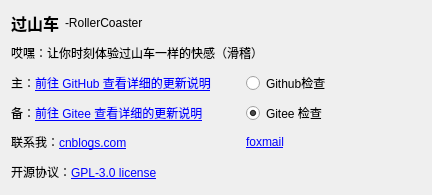
Old version of the form uis/rc_setting/what_new/what_new.ui in the repository YQBaobao/RollerCoaster.
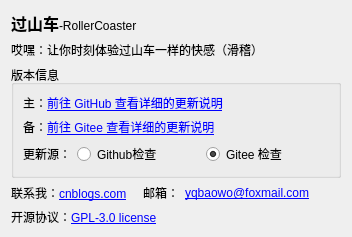
New version of the form.

Diff of the .ui file:
```diff
--- a/uis/rc_setting/what_new/what_new.ui
+++ b/uis/rc_setting/what_new/what_new.ui
@@ -6,14 +6,74 @@
    <rect>
     <x>0</x>
     <y>0</y>
-    <width>432</width>
-    <height>195</height>
+    <width>352</width>
+    <height>235</height>
    </rect>
   </property>
   <property name="windowTitle">
    <string>Form</string>
   </property>
   <layout class="QGridLayout" name="gridLayout">
+   <item row="3" column="0" rowspan="2" colspan="3">
+    <widget class="QGroupBox" name="groupBox">
+     <property name="title">
+      <string>版本信息</string>
+     </property>
+     <layout class="QGridLayout" name="gridLayout_2">
+      <item row="5" column="2">
+       <widget class="QRadioButton" name="radioButton_2">
+        <property name="text">
+         <string>Gitee 检查</string>
+        </property>
+        <property name="checked">
+         <bool>true</bool>
+        </property>
+       </widget>
+      </item>
+      <item row="1" column="0" colspan="3">
+       <widget class="QLabel" name="label">
+        <property name="text">
+         <string>主：&lt;a href=&quot;https://github.com/YQBaobao/RollerCoaster/releases&quot;&gt;前往 GitHub 查看详细的更新说明&lt;/a&gt;</string>
+        </property>
+       </widget>
+      </item>
+      <item row="5" column="0">
+       <widget class="QLabel" name="label_6">
+        <property name="sizePolicy">
+         <sizepolicy hsizetype="Fixed" vsizetype="Preferred">
+          <horstretch>0</horstretch>
+          <verstretch>0</verstretch>
+         </sizepolicy>
+        </property>
+        <property name="text">
+         <string>更新源：</string>
+        </property>
+       </widget>
+      </item>
+      <item row="5" column="1">
+       <widget class="QRadioButton" name="radioButton">
+        <property name="text">
+         <string>Github检查</string>
+        </property>
+       </widget>
+      </item>
+      <item row="3" column="0" rowspan="2" colspan="3">
+       <widget class="QLabel" name="label_2">
+        <property name="text">
+         <string>&lt;html&gt;&lt;head/&gt;&lt;body&gt;&lt;p&gt;备：&lt;a href=&quot;https://gitee.com/yqbao/roller-coaster/releases&quot;&gt;&lt;span style=&quot; text-decoration: underline; color:#0000ff;&quot;&gt;前往 Gitee  查看详细的更新说明&lt;/span&gt;&lt;/a&gt;&lt;/p&gt;&lt;/body&gt;&lt;/html&gt;</string>
+        </property>
+       </widget>
+      </item>
+     </layout>
+    </widget>
+   </item>
+   <item row="5" column="2">
+    <widget class="QLabel" name="label_8">
+     <property name="text">
+      <string>&lt;a href=&quot;https://www.foxmail.com/&quot;&gt;yqbaowo@foxmail.com&lt;/a&gt;</string>
+     </property>
+    </widget>
+   </item>
    <item row="0" column="0">
     <widget class="QLabel" name="label_3">
      <property name="sizePolicy">
@@ -23,21 +83,27 @@
       </sizepolicy>
      </property>
      <property name="text">
-      <string>&lt;html&gt;&lt;head/&gt;&lt;body&gt;&lt;p&gt;&lt;span style=&quot; font-size:12pt; font-weight:600;&quot;&gt;过山车&lt;/span&gt;&lt;/p&gt;&lt;/body&gt;&lt;/html&gt;</string>
+      <string>&lt;html&gt;&lt;head/&gt;&lt;body&gt;&lt;p&gt;&lt;span style=&quot; font-size:12pt; font-weight:600;&quot;&gt;过山车&lt;/span&gt;-RollerCoaster&lt;/p&gt;&lt;/body&gt;&lt;/html&gt;</string>
      </property>
     </widget>
    </item>
-   <item row="7" column="0" colspan="2">
+   <item row="5" column="0">
     <widget class="QLabel" name="label_5">
      <property name="text">
       <string>联系我：&lt;a href=&quot;https://www.cnblogs.com/yqbaowo/&quot;&gt;cnblogs.com&lt;/a&gt;</string>
      </property>
     </widget>
    </item>
-   <item row="8" column="0" colspan="3">
-    <widget class="QLabel" name="label_7">
+   <item row="5" column="1">
+    <widget class="QLabel" name="label_10">
+     <property name="sizePolicy">
+      <sizepolicy hsizetype="Fixed" vsizetype="Preferred">
+       <horstretch>0</horstretch>
+       <verstretch>0</verstretch>
+      </sizepolicy>
+     </property>
      <property name="text">
-      <string>开源协议：&lt;a href=&quot;https://www.gnu.org/licenses/gpl-3.0.html&quot;&gt;GPL-3.0 license&lt;/a&gt;</string>
+      <string>邮箱：</string>
      </property>
     </widget>
    </item>
@@ -48,48 +114,10 @@
      </property>
     </widget>
    </item>
-   <item row="7" column="2">
-    <widget class="QLabel" name="label_8">
+   <item row="6" column="0" colspan="3">
+    <widget class="QLabel" name="label_7">
      <property name="text">
-      <string>&lt;a href=&quot;https://www.foxmail.com/&quot;&gt;foxmail&lt;/a&gt;</string>
-     </property>
-    </widget>
-   </item>
-   <item row="0" column="1" colspan="2">
-    <widget class="QLabel" name="label_9">
-     <property name="text">
-      <string>-RollerCoaster</string>
-     </property>
-    </widget>
-   </item>
-   <item row="3" column="0" colspan="2">
-    <widget class="QLabel" name="label">
-     <property name="text">
-      <string>主：&lt;a href=&quot;https://github.com/YQBaobao/RollerCoaster/releases&quot;&gt;前往 GitHub 查看详细的更新说明&lt;/a&gt;</string>
-     </property>
-    </widget>
-   </item>
-   <item row="4" column="0" colspan="2">
-    <widget class="QLabel" name="label_2">
-     <property name="text">
-      <string>&lt;html&gt;&lt;head/&gt;&lt;body&gt;&lt;p&gt;备：&lt;a href=&quot;https://gitee.com/yqbao/roller-coaster/releases&quot;&gt;&lt;span style=&quot; text-decoration: underline; color:#0000ff;&quot;&gt;前往 Gitee 查看详细的更新说明&lt;/span&gt;&lt;/a&gt;&lt;/p&gt;&lt;/body&gt;&lt;/html&gt;</string>
-     </property>
-    </widget>
-   </item>
-   <item row="3" column="2">
-    <widget class="QRadioButton" name="radioButton">
-     <property name="text">
-      <string>Github检查</string>
-     </property>
-    </widget>
-   </item>
-   <item row="4" column="2">
-    <widget class="QRadioButton" name="radioButton_2">
-     <property name="text">
-      <string>Gitee 检查</string>
-     </property>
-     <property name="checked">
-      <bool>true</bool>
+      <string>开源协议：&lt;a href=&quot;https://www.gnu.org/licenses/gpl-3.0.html&quot;&gt;GPL-3.0 license&lt;/a&gt;</string>
      </property>
     </widget>
    </item>
```
